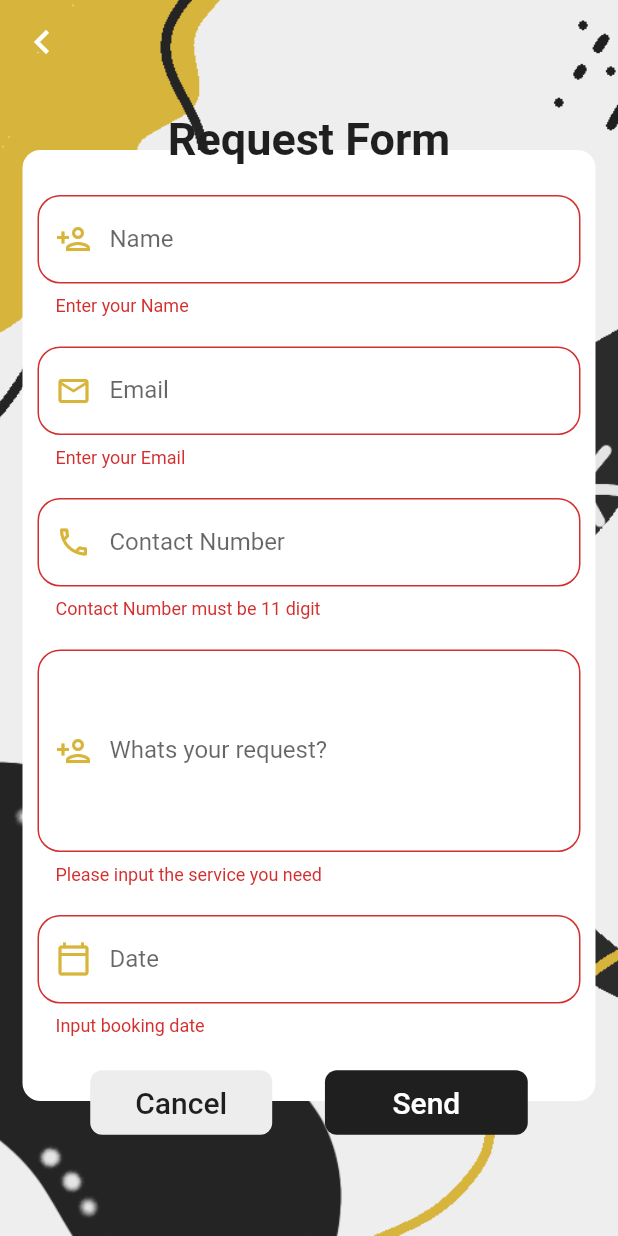
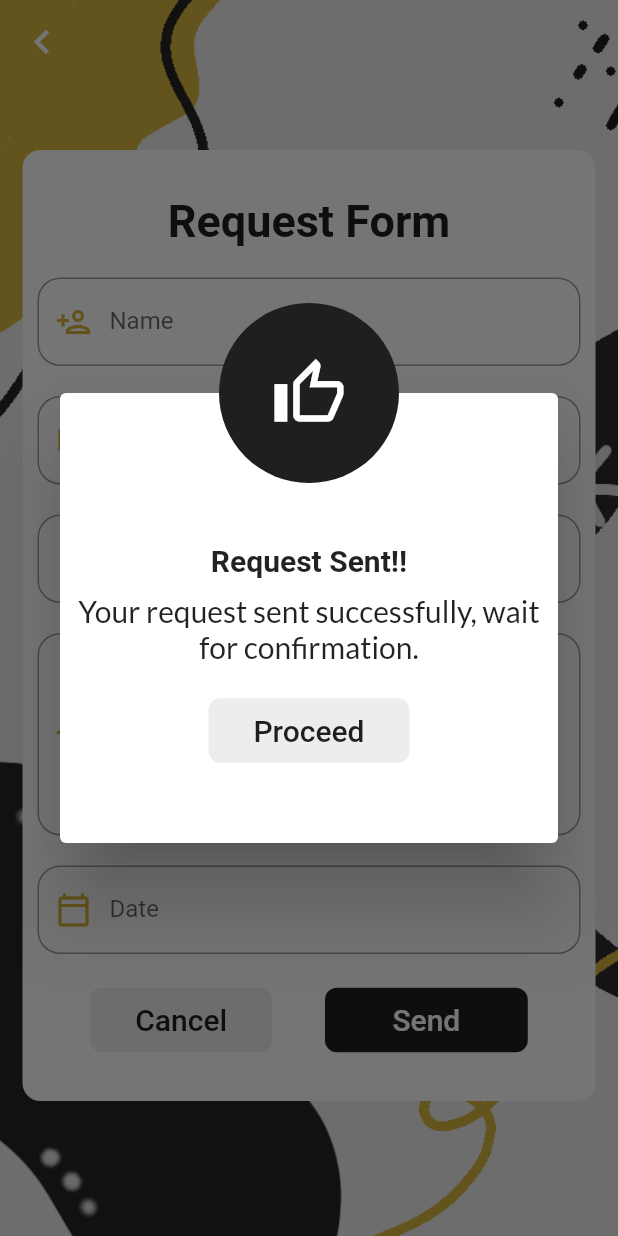
Before and after one commit to Polaf05/Flutter_PicMe, a Flutter app: the Book screen opened directly, after a tap on "Send", on a phone screen of 412 x 824 dp. Run offline on Flutter 3.47's test engine with Material 2 defaults, Android fonts, the light colour scheme and no system bars; our stand-ins replace carousel_pro, cloud_firestore, firebase_auth, firebase_core, flutter_spinkit, font_awesome_flutter and 3 more; missing offline and left inert: dart:ffi, flutter_facebook_login; accounts and stored records are empty; Roboto replaces fonts that are missing (Verdana).

Commit message:
'pop-up notif'

```diff
--- a/picme/lib/screens/home/book.dart
+++ b/picme/lib/screens/home/book.dart
@@ -5,6 +5,9 @@
 import 'package:intl/date_symbol_data_local.dart';
 import 'package:picme/services/auth.dart';
 import 'package:picme/services/database.dart';
+import 'package:picme/screens/home/client.dart';
+import 'package:google_fonts/google_fonts.dart';
+
 
 class Book extends StatefulWidget {
   final String id;
@@ -41,6 +44,64 @@
       });
     }
   }
+
+   Future <void>_showMyDialog() async {
+  return showDialog<void>(
+    context: context,
+    barrierDismissible: false, // user must tap button!
+    builder: (BuildContext context) {
+      return Dialog(
+        shape: RoundedRectangleBorder(
+        borderRadius: BorderRadius.circular(4)
+      ),
+     child: Stack(
+        overflow: Overflow.visible,
+        alignment: Alignment.topCenter,
+        children: [
+          Container(
+            height: 300,
+            child: Padding(
+              padding: const EdgeInsets.fromLTRB(10, 100, 10, 10),
+              child: Column(
+                children: [
+                  Text('Request Sent!!', style: TextStyle(fontWeight: FontWeight.bold, fontSize: 20),),
+                  SizedBox(height: 10,),
+                  Text('Your request sent successfully, wait for confirmation.',textAlign: TextAlign.center, style: GoogleFonts.lato(fontSize: 20,),),
+                  SizedBox(height: 20,),
+                FlatButton(
+                    padding:
+                     EdgeInsets.fromLTRB(30, 10, 30, 10),
+                    shape: RoundedRectangleBorder(
+                    borderRadius:BorderRadius.circular(8.0)),
+                    color: Color.fromRGBO(237, 237, 237, 1.0),
+                          onPressed: () {
+                              Navigator.of(context).pop();
+                              },
+                    child: Text(
+                        'Proceed',
+                          style: TextStyle(
+                         color: Color.fromRGBO(31, 31, 31, 1.0),
+                              fontSize: 20,),
+                  ),
+                ),
+                ],
+              ),
+            ),
+          ),
+          Positioned(
+            top: -60,
+            child: CircleAvatar(
+              backgroundColor: Color.fromRGBO(31, 31,31,1.0),
+              radius: 60,
+              child: Icon(Icons.thumb_up_alt_outlined, color: Colors.white, size: 50,),
+            )
+          ),
+        ],
+      )
+    );
+    },
+  );
+}
 
   //Text field State
 
@@ -302,23 +363,24 @@
                                               BorderRadius.circular(8.0)),
                                       color: Color.fromRGBO(31, 31, 31, 1.0),
                                       onPressed: () async {
-                                        if (_formkey.currentState.validate()) {
-                                          dynamic id = _auth.getCurrentUser();
-                                          dynamic result = _db.bookLensman(
-                                              id.uid,
-                                              widget.id,
-                                              name,
-                                              email,
-                                              contact,
-                                              message,
-                                              date);
-                                          Navigator.pushAndRemoveUntil(
-                                            context,
-                                            MaterialPageRoute(
-                                                builder: (context) => Home()),
-                                            (Route<dynamic> route) => false,
-                                          );
-                                        }
+                                        // if (_formkey.currentState.validate()) {
+                                        //   dynamic id = _auth.getCurrentUser();
+                                        //   dynamic result = _db.bookLensman(
+                                        //       id.uid,
+                                        //       widget.id,
+                                        //       name,
+                                        //       email,
+                                        //       contact,
+                                        //       message,
+                                        //       date);
+                                        //   Navigator.pushAndRemoveUntil(
+                                        //     context,
+                                        //     MaterialPageRoute(
+                                        //         builder: (context) => Home()),
+                                        //     (Route<dynamic> route) => false,
+                                        //   );
+                                        // }
+                                       _showMyDialog();
                                       },
                                       child: Text(
                                         'Send',
```
